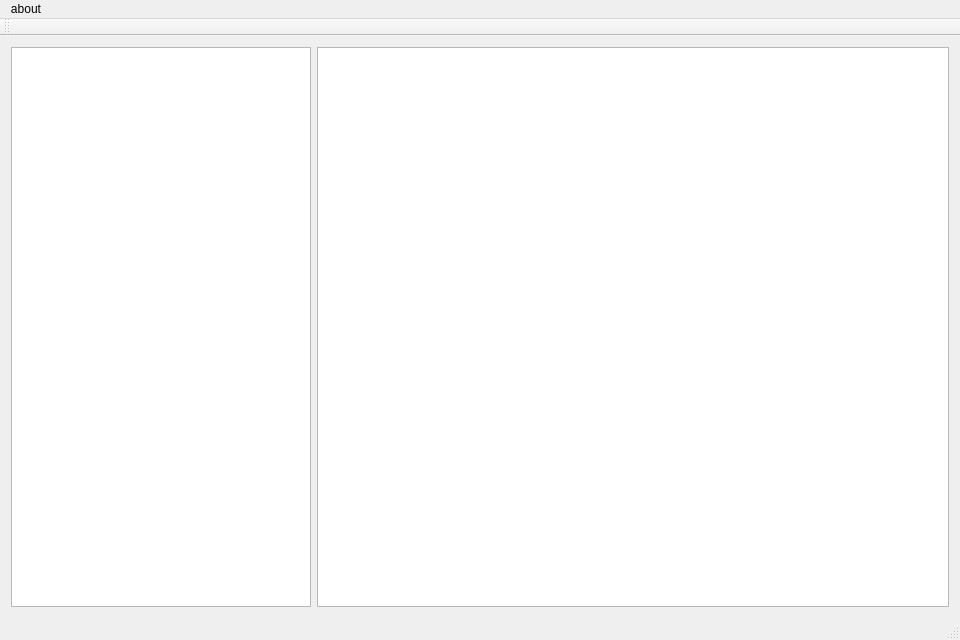
First picture: the form in FPackage/FPackage/ui/mainwindow.ui, repository qunny0/FTools, before the edit.
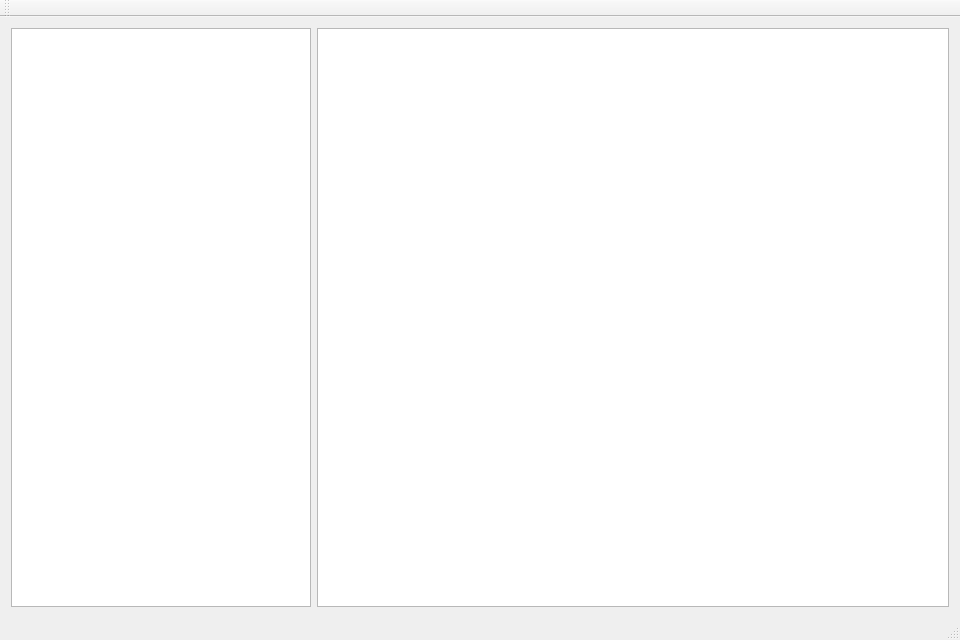
Second picture: the form after the edit.

Commit message: QT5 many features about Message , dialog and so on. create resource file qrc. That`s great.

What changed in the file:
```diff
--- a/FPackage/FPackage/ui/mainwindow.ui
+++ b/FPackage/FPackage/ui/mainwindow.ui
@@ -43,12 +43,6 @@
      <height>17</height>
     </rect>
    </property>
-   <widget class="QMenu" name="menuAbout">
-    <property name="title">
-     <string>about</string>
-    </property>
-   </widget>
-   <addaction name="menuAbout"/>
   </widget>
   <widget class="QToolBar" name="mainToolBar">
    <attribute name="toolBarArea">
```
The commit also changes 7 other files.
